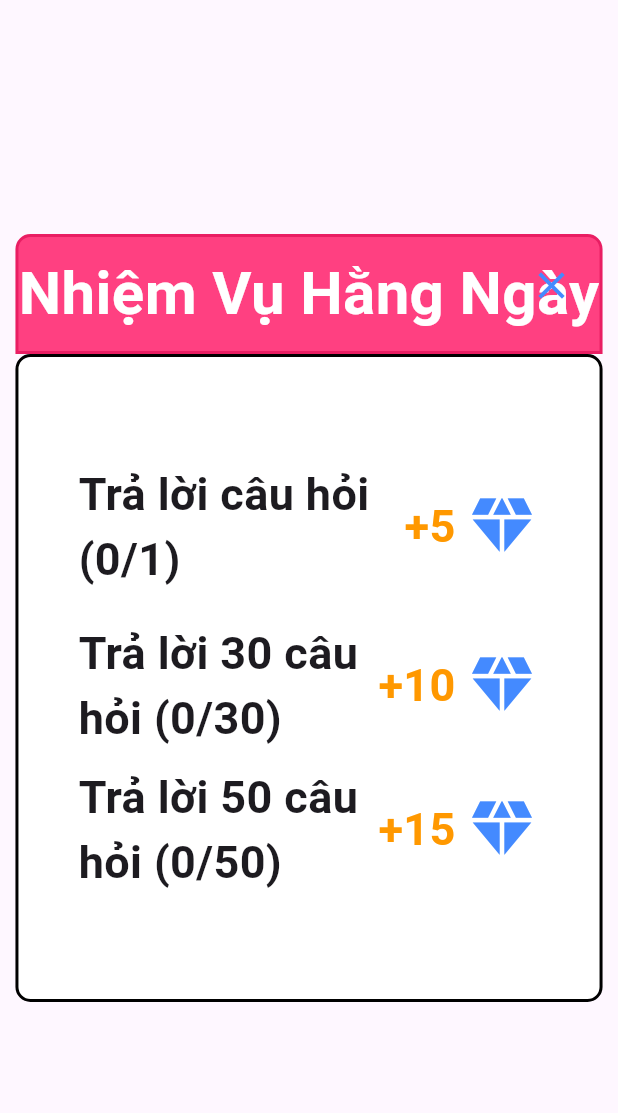
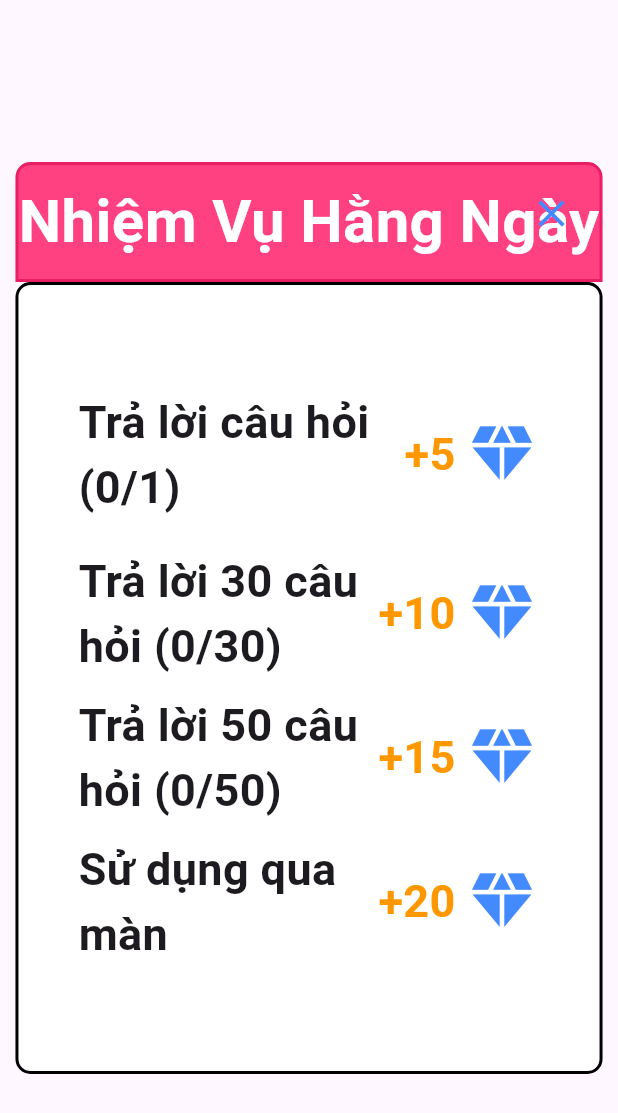
Before and after one commit to moonraise-2025/Catch-the-word, a Flutter app: the Giftpopup widget shown alone on an empty page, opened directly with empty values, on a phone screen of 412 x 824 dp. Shown: the top 1113 px of the screen. Run offline on Flutter 3.47's test engine with Material 3 defaults, Android fonts, the phone set to English and light mode, and no system bars.

Commit message:
code popup gift

```diff
--- a/lib/GiftPopup.dart
+++ b/lib/GiftPopup.dart
@@ -4,12 +4,15 @@ class Giftpopup extends StatefulWidget {
   final int dailyCount;
   final int daily30Count;
   final int daily50Count;
+  final void Function(int amount)? onReward;
+
 
   const Giftpopup({
     super.key,
     required this.dailyCount,
     required this.daily30Count,
     required this.daily50Count,
+    this.onReward
   });
 
   @override
@@ -21,12 +24,19 @@ class _GiftpopupState extends State<Giftpopup> {
     'daily1': false,
     'weekly30': false,
     'weekly50': false,
+    'playthrough': false,
   };
 
   void _handleTap(String key) {
     setState(() {
       _received[key] = true;
     });
+    if (widget.onReward != null) {
+      if (key == 'daily1') widget.onReward!(5);
+      if (key == 'daily30') widget.onReward!(10);
+      if (key == 'daily50') widget.onReward!(15);
+      if (key == 'playthrough') widget.onReward!(20);
+    }
   }
 
   @override
@@ -85,6 +95,12 @@ class _GiftpopupState extends State<Giftpopup> {
                     current: widget.daily50Count,
                     total: 50,
                   ),
+                  const SizedBox(height: 10),
+                  _buildMissionNoProgress(
+                    keyId: 'playthrough',
+                    title: 'Sử dụng qua màn',
+                    reward: '+20',
+                  ),
                   const SizedBox(height: 40),
                 ],
               ),
@@ -130,7 +146,7 @@ class _GiftpopupState extends State<Giftpopup> {
     );
   }
 
-  Widget _buildMissionRow({
+  Widget _buildMissionRow({ //nhiệm vụ nhận qua
     required String keyId,
     required String title,
     required String reward,
@@ -179,4 +195,53 @@ class _GiftpopupState extends State<Giftpopup> {
       ),
     );
   }
+
+  //Nhiệm vụ qua màn
+  Widget _buildMissionNoProgress({
+    required String keyId,
+    required String title,
+    required String reward,
+  }) {
+    final bool received = _received[keyId] ?? false;
+
+    return Padding(
+      padding: const EdgeInsets.symmetric(horizontal: 20),
+      child: Row(
+        children: [
+          Expanded(
+            child: Text(
+              title,
+              style: const TextStyle(fontSize: 30, fontWeight: FontWeight.bold),
+            ),
+          ),
+          GestureDetector(
+            onTap: received
+                ? null
+                : () => _handleTap(keyId), // click để nhận
+            child: received
+                ? const Icon(Icons.check_circle,
+                color: Colors.green, size: 50)
+                : Row(
+              children: [
+                Text(
+                  reward,
+                  style: const TextStyle(
+                    fontSize: 30,
+                    fontWeight: FontWeight.bold,
+                    color: Colors.orange,
+                  ),
+                ),
+                const SizedBox(width: 6),
+                const Icon(
+                  Icons.diamond,
+                  color: Colors.blueAccent,
+                  size: 50,
+                ),
+              ],
+            ),
+          ),
+        ],
+      ),
+    );
+  }
 }
--- a/pubspec.yaml
+++ b/pubspec.yaml
@@ -30,6 +30,8 @@ environment:
 dependencies:
   flutter:
     sdk: flutter
+
+  shared_preferences: ^2.2.2
 
   # The following adds the Cupertino Icons font to your application.
   # Use with the CupertinoIcons class for iOS style icons.
```
Also changed, not shown: lib/GameScreen.dart (+10 -2 lines), pubspec.lock, 1 other file.
